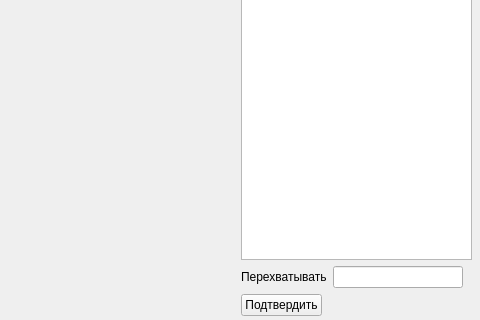
Qt form home_window.ui (shm0nya/Lipilin-s-game) before a commit; both pictures show x 470 to 950 and y 315 to 635 of the 950 by 635 pixel window.
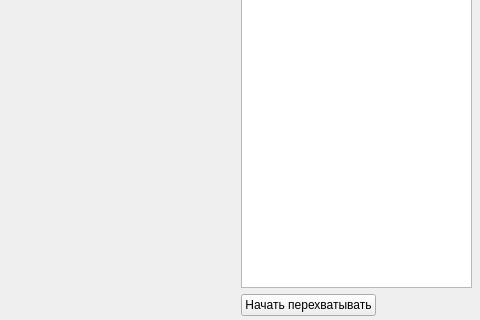
The same form after that commit.

Commit message: убрано поле для ввода логина для прослушивания

Diff of the .ui file:
```diff
--- a/home_window.ui
+++ b/home_window.ui
@@ -333,46 +333,12 @@
     </item>
     <item>
      <layout class="QVBoxLayout" name="componate_overhear_edit">
-      <item>
-       <layout class="QHBoxLayout" name="componate_edit_and_lbl">
-        <item>
-         <widget class="QLabel" name="lbl_overhere_text">
-          <property name="text">
-           <string>Перехватывать</string>
-          </property>
-         </widget>
-        </item>
-        <item>
-         <widget class="QLineEdit" name="edit_overhere">
-          <property name="minimumSize">
-           <size>
-            <width>130</width>
-            <height>0</height>
-           </size>
-          </property>
-         </widget>
-        </item>
-        <item>
-         <spacer name="horizontalSpacer_4">
-          <property name="orientation">
-           <enum>Qt::Horizontal</enum>
-          </property>
-          <property name="sizeHint" stdset="0">
-           <size>
-            <width>40</width>
-            <height>20</height>
-           </size>
-          </property>
-         </spacer>
-        </item>
-       </layout>
-      </item>
       <item>
        <layout class="QHBoxLayout" name="componate_overhbutt">
         <item>
          <widget class="QPushButton" name="button_inercept">
           <property name="text">
-           <string>Подтвердить</string>
+           <string>Начать перехватывать</string>
           </property>
          </widget>
         </item>
```
The commit also changes 1 other file.
